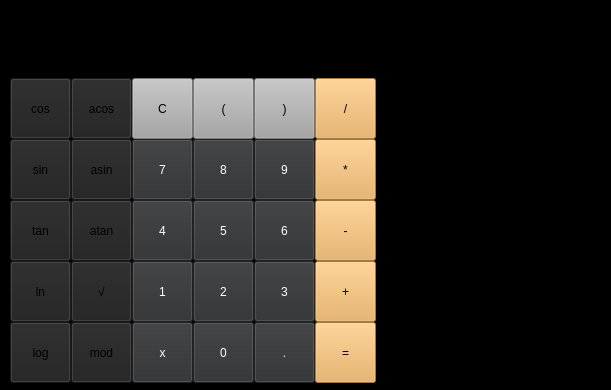
Old version of the form src/SmartCalc/mainwindow.ui in the repository Polliver-hub/SmartCalc_v1.0..
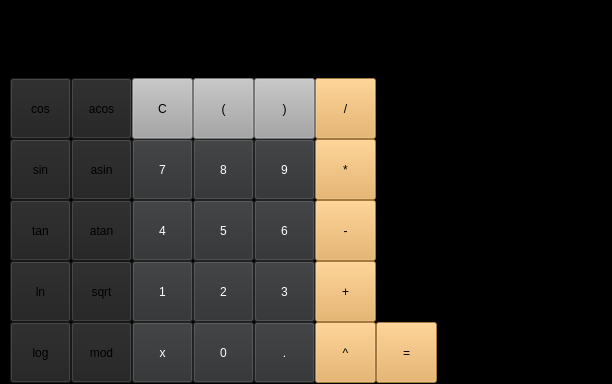
New version of the form.

The edit to the form file:
```diff
--- a/src/SmartCalc/mainwindow.ui
+++ b/src/SmartCalc/mainwindow.ui
@@ -6,8 +6,8 @@
    <rect>
     <x>0</x>
     <y>0</y>
-    <width>611</width>
-    <height>390</height>
+    <width>612</width>
+    <height>384</height>
    </rect>
   </property>
   <property name="windowTitle">
@@ -322,7 +322,7 @@
    <widget class="QPushButton" name="pushButton_equil">
     <property name="geometry">
      <rect>
-      <x>315</x>
+      <x>376</x>
       <y>322</y>
       <width>61</width>
       <height>61</height>
@@ -380,7 +380,7 @@
      <string notr="true">background-color: rgb(33, 33, 33);</string>
     </property>
     <property name="text">
-     <string>√</string>
+     <string>sqrt</string>
     </property>
    </widget>
    <widget class="QPushButton" name="pushButton_asin">
@@ -512,188 +512,6 @@
      <string>x</string>
     </property>
    </widget>
-   <widget class="QDoubleSpinBox" name="doubleSpinBox_SetX">
-    <property name="geometry">
-     <rect>
-      <x>460</x>
-      <y>210</y>
-      <width>91</width>
-      <height>22</height>
-     </rect>
-    </property>
-    <property name="font">
-     <font>
-      <kerning>true</kerning>
-     </font>
-    </property>
-    <property name="frame">
-     <bool>true</bool>
-    </property>
-    <property name="buttonSymbols">
-     <enum>QAbstractSpinBox::NoButtons</enum>
-    </property>
-    <property name="decimals">
-     <number>7</number>
-    </property>
-    <property name="minimum">
-     <double>-1000000.000000000000000</double>
-    </property>
-    <property name="maximum">
-     <double>1000000.000000000000000</double>
-    </property>
-   </widget>
-   <widget class="QDoubleSpinBox" name="doubleSpinBox_domain_max">
-    <property name="geometry">
-     <rect>
-      <x>460</x>
-      <y>260</y>
-      <width>91</width>
-      <height>22</height>
-     </rect>
-    </property>
-    <property name="frame">
-     <bool>true</bool>
-    </property>
-    <property name="buttonSymbols">
-     <enum>QAbstractSpinBox::NoButtons</enum>
-    </property>
-    <property name="keyboardTracking">
-     <bool>true</bool>
-    </property>
-    <property name="decimals">
-     <number>7</number>
-    </property>
-    <property name="maximum">
-     <double>1000000.000000000000000</double>
-    </property>
-    <property name="value">
-     <double>20.000000000000000</double>
-    </property>
-   </widget>
-   <widget class="QDoubleSpinBox" name="doubleSpinBox_domain_min">
-    <property name="geometry">
-     <rect>
-      <x>460</x>
-      <y>240</y>
-      <width>91</width>
-      <height>22</height>
-     </rect>
-    </property>
-    <property name="buttonSymbols">
-     <enum>QAbstractSpinBox::NoButtons</enum>
-    </property>
-    <property name="decimals">
-     <number>7</number>
-    </property>
-    <property name="minimum">
-     <double>-1000000.000000000000000</double>
-    </property>
-    <property name="maximum">
-     <double>0.000000000000000</double>
-    </property>
-    <property name="value">
-     <double>-20.000000000000000</double>
-    </property>
-   </widget>
-   <widget class="QDoubleSpinBox" name="doubleSpinBox_range_max">
-    <property name="geometry">
-     <rect>
-      <x>460</x>
-      <y>310</y>
-      <width>91</width>
-      <height>22</height>
-     </rect>
-    </property>
-    <property name="buttonSymbols">
-     <enum>QAbstractSpinBox::NoButtons</enum>
-    </property>
-    <property name="decimals">
-     <number>7</number>
-    </property>
-    <property name="maximum">
-     <double>1000000.000000000000000</double>
-    </property>
-    <property name="value">
-     <double>20.000000000000000</double>
-    </property>
-   </widget>
-   <widget class="QDoubleSpinBox" name="doubleSpinBox_range_min">
-    <property name="geometry">
-     <rect>
-      <x>460</x>
-      <y>290</y>
-      <width>91</width>
-      <height>22</height>
-     </rect>
-    </property>
-    <property name="buttonSymbols">
-     <enum>QAbstractSpinBox::NoButtons</enum>
-    </property>
-    <property name="decimals">
-     <number>7</number>
-    </property>
-    <property name="minimum">
-     <double>-1000000.000000000000000</double>
-    </property>
-    <property name="maximum">
-     <double>0.000000000000000</double>
-    </property>
-    <property name="value">
-     <double>-20.000000000000000</double>
-    </property>
-   </widget>
-   <widget class="QLabel" name="label_SetX">
-    <property name="geometry">
-     <rect>
-      <x>400</x>
-      <y>210</y>
-      <width>41</width>
-      <height>22</height>
-     </rect>
-    </property>
-    <property name="text">
-     <string>Set X:</string>
-    </property>
-   </widget>
-   <widget class="QLabel" name="label_domain">
-    <property name="geometry">
-     <rect>
-      <x>400</x>
-      <y>240</y>
-      <width>58</width>
-      <height>22</height>
-     </rect>
-    </property>
-    <property name="text">
-     <string>Domain:</string>
-    </property>
-   </widget>
-   <widget class="QLabel" name="label_range">
-    <property name="geometry">
-     <rect>
-      <x>400</x>
-      <y>290</y>
-      <width>41</width>
-      <height>22</height>
-     </rect>
-    </property>
-    <property name="text">
-     <string>Range:</string>
-    </property>
-   </widget>
-   <widget class="QCheckBox" name="checkBox_graf">
-    <property name="geometry">
-     <rect>
-      <x>400</x>
-      <y>340</y>
-      <width>121</width>
-      <height>22</height>
-     </rect>
-    </property>
-    <property name="text">
-     <string>create graphic</string>
-    </property>
-   </widget>
    <widget class="QPlainTextEdit" name="input_text">
     <property name="geometry">
      <rect>
@@ -716,10 +534,166 @@
       <x>390</x>
       <y>10</y>
       <width>211</width>
-      <height>181</height>
+      <height>121</height>
      </rect>
     </property>
    </widget>
+   <widget class="QPushButton" name="pushButton_degree">
+    <property name="geometry">
+     <rect>
+      <x>315</x>
+      <y>322</y>
+      <width>61</width>
+      <height>61</height>
+     </rect>
+    </property>
+    <property name="styleSheet">
+     <string notr="true">background-color: rgb(230, 169, 82);</string>
+    </property>
+    <property name="text">
+     <string>^</string>
+    </property>
+   </widget>
+   <widget class="QWidget" name="gridLayoutWidget">
+    <property name="geometry">
+     <rect>
+      <x>390</x>
+      <y>147</y>
+      <width>211</width>
+      <height>171</height>
+     </rect>
+    </property>
+    <layout class="QGridLayout" name="gridLayout">
+     <item row="0" column="1">
+      <widget class="QDoubleSpinBox" name="doubleSpinBox_SetX">
+       <property name="font">
+        <font>
+         <kerning>true</kerning>
+        </font>
+       </property>
+       <property name="frame">
+        <bool>true</bool>
+       </property>
+       <property name="buttonSymbols">
+        <enum>QAbstractSpinBox::NoButtons</enum>
+       </property>
+       <property name="decimals">
+        <number>7</number>
+       </property>
+       <property name="minimum">
+        <double>-1000000.000000000000000</double>
+       </property>
+       <property name="maximum">
+        <double>1000000.000000000000000</double>
+       </property>
+      </widget>
+     </item>
+     <item row="4" column="1">
+      <widget class="QDoubleSpinBox" name="doubleSpinBox_range_max">
+       <property name="buttonSymbols">
+        <enum>QAbstractSpinBox::NoButtons</enum>
+       </property>
+       <property name="decimals">
+        <number>7</number>
+       </property>
+       <property name="maximum">
+        <double>1000000.000000000000000</double>
+       </property>
+       <property name="value">
+        <double>20.000000000000000</double>
+       </property>
+      </widget>
+     </item>
+     <item row="0" column="0">
+      <widget class="QLabel" name="label_SetX">
+       <property name="text">
+        <string>Set X:</string>
+       </property>
+      </widget>
+     </item>
+     <item row="2" column="1">
+      <widget class="QDoubleSpinBox" name="doubleSpinBox_domain_max">
+       <property name="frame">
+        <bool>true</bool>
+       </property>
+       <property name="buttonSymbols">
+        <enum>QAbstractSpinBox::NoButtons</enum>
+       </property>
+       <property name="keyboardTracking">
+        <bool>true</bool>
+       </property>
+       <property name="decimals">
+        <number>7</number>
+       </property>
+       <property name="maximum">
+        <double>1000000.000000000000000</double>
+       </property>
+       <property name="value">
+        <double>20.000000000000000</double>
+       </property>
+      </widget>
+     </item>
+     <item row="1" column="1">
+      <widget class="QDoubleSpinBox" name="doubleSpinBox_domain_min">
+       <property name="buttonSymbols">
+        <enum>QAbstractSpinBox::NoButtons</enum>
+       </property>
+       <property name="decimals">
+        <number>7</number>
+       </property>
+       <property name="minimum">
+        <double>-1000000.000000000000000</double>
+       </property>
+       <property name="maximum">
+        <double>0.000000000000000</double>
+       </property>
+       <property name="value">
+        <double>-20.000000000000000</double>
+       </property>
+      </widget>
+     </item>
+     <item row="1" column="0">
+      <widget class="QLabel" name="label_domain">
+       <property name="text">
+        <string>Domain:</string>
+       </property>
+      </widget>
+     </item>
+     <item row="3" column="1">
+      <widget class="QDoubleSpinBox" name="doubleSpinBox_range_min">
+       <property name="buttonSymbols">
+        <enum>QAbstractSpinBox::NoButtons</enum>
+       </property>
+       <property name="decimals">
+        <number>7</number>
+       </property>
+       <property name="minimum">
+        <double>-1000000.000000000000000</double>
+       </property>
+       <property name="maximum">
+        <double>0.000000000000000</double>
+       </property>
+       <property name="value">
+        <double>-20.000000000000000</double>
+       </property>
+      </widget>
+     </item>
+     <item row="3" column="0">
+      <widget class="QLabel" name="label_range">
+       <property name="text">
+        <string>Range:</string>
+       </property>
+      </widget>
+     </item>
+     <item row="5" column="1">
+      <widget class="QCheckBox" name="checkBox_graf">
+       <property name="text">
+        <string>create graphic</string>
+       </property>
+      </widget>
+     </item>
+    </layout>
+   </widget>
   </widget>
  </widget>
  <resources/>
```
Left out of the diff: 3 changed lines with no effect on the pictures.
